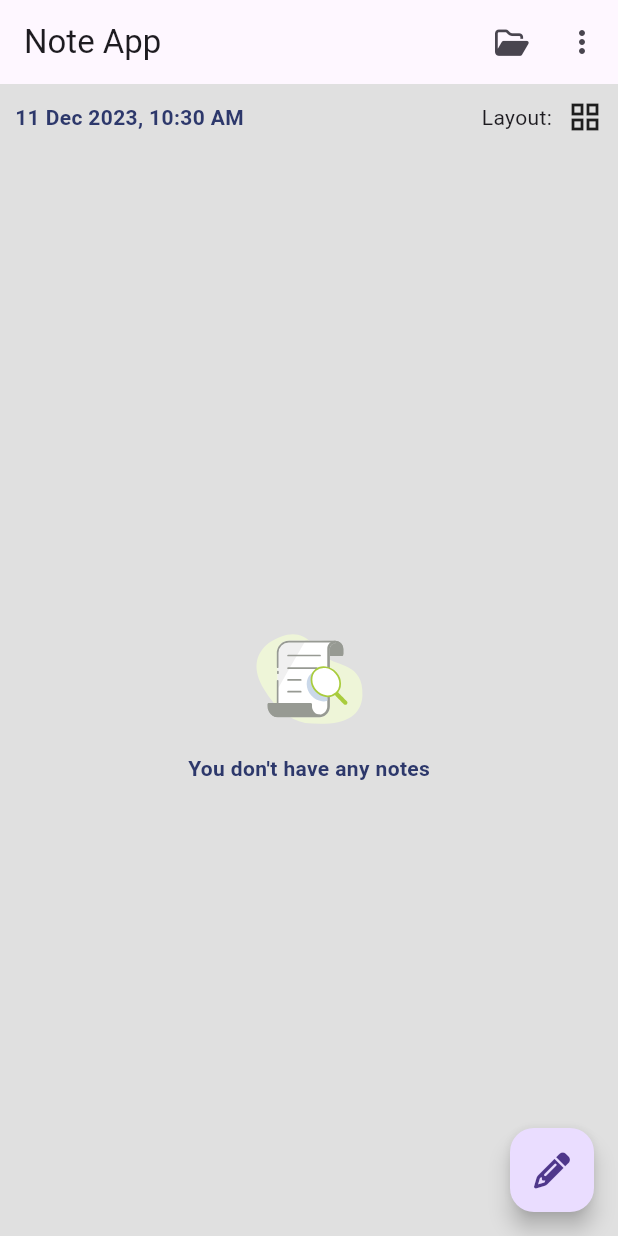
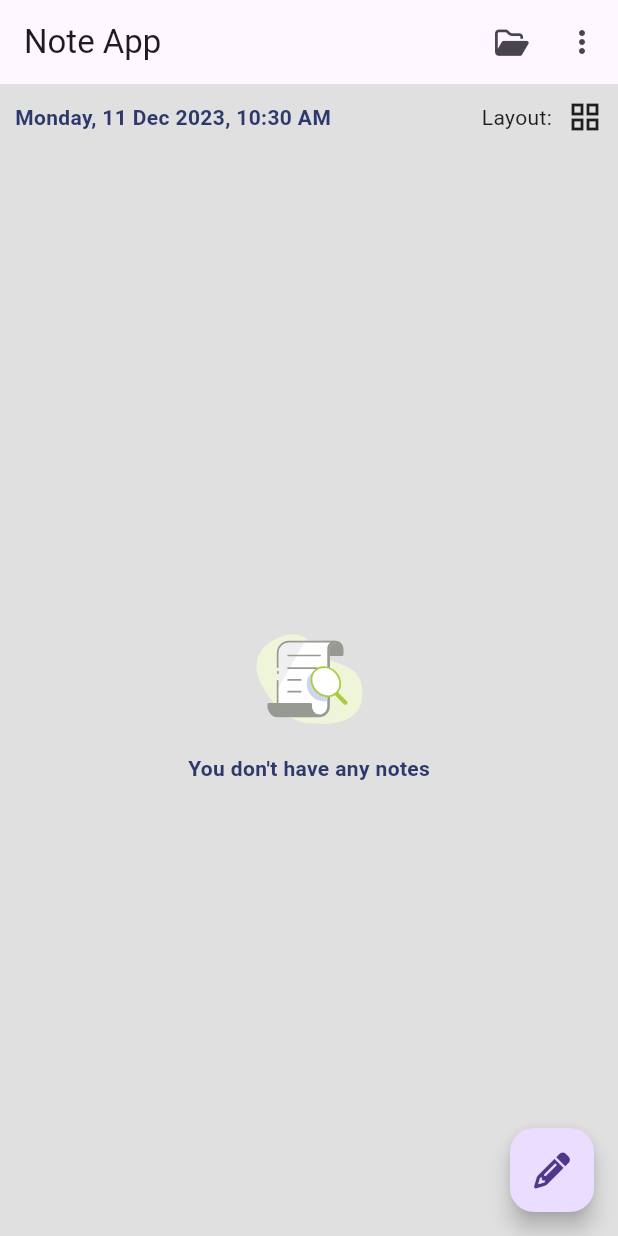
Before and after one commit to Angga-Nugraha/notes-app, a Flutter app: the screen it shows after launch, on a phone screen of 412 x 824 dp. Run offline on Flutter 3.47's test engine with Material 3 defaults, Android fonts, the phone set to English and light mode, and no system bars; our stand-ins replace animate_do, file_picker, flutter_bloc, font_awesome_flutter, get_it, hive and 6 more; accounts and stored records are empty.

Commit message:
add feature to save notes as PDF

```diff
--- a/lib/injection.dart
+++ b/lib/injection.dart
@@ -1,11 +1,16 @@
 import 'package:get_it/get_it.dart';
+import 'package:notes_app/data/pdf_repository_impl.dart';
 import 'package:notes_app/data/repository_impl.dart';
 import 'package:notes_app/repository/note_repository.dart';
+import 'package:notes_app/repository/pdf_repository.dart';
 import 'package:notes_app/view/bloc/notes_bloc/note_bloc.dart';
+import 'package:notes_app/view/bloc/pdf_bloc/pdf_bloc.dart';
 
 final locator = GetIt.instance;
 
 void init() {
   locator.registerFactory(() => NoteBloc(noteRepository: locator()));
+  locator.registerFactory(() => PDFBloc(pdfRepository: locator()));
   locator.registerLazySingleton<NoteRepository>(() => NoteRepositoryImpl());
+  locator.registerLazySingleton<PDFRepository>(() => PDFRepositoryImpl());
 }
--- a/lib/main.dart
+++ b/lib/main.dart
@@ -4,6 +4,7 @@ import 'package:flutter_bloc/flutter_bloc.dart';
 import 'package:hive_flutter/hive_flutter.dart';
 import 'package:notes_app/data/model/notes_model.dart';
 import 'package:notes_app/view/bloc/notes_bloc/note_bloc.dart';
+import 'package:notes_app/view/bloc/pdf_bloc/pdf_bloc.dart';
 import "injection.dart" as di;
 
 import 'view/home_page.dart';
@@ -32,6 +33,9 @@ class MyApp extends StatelessWidget {
       providers: [
         BlocProvider(
           create: (_) => di.locator<NoteBloc>(),
+        ),
+        BlocProvider(
+          create: (_) => di.locator<PDFBloc>(),
         )
       ],
       child: MaterialApp(
--- /dev/null
+++ b/lib/repository/pdf_repository.dart
@@ -0,0 +1,3 @@
+abstract class PDFRepository {
+  Future<void> saveAsPdf(Map<String, dynamic> data);
+}
--- a/lib/utils/constants.dart
+++ b/lib/utils/constants.dart
@@ -11,7 +11,8 @@ List<Color> color = [
 ];
 final DateFormat dateFormat = DateFormat('d MMM yyy, h:mm a');
 
-// final DateFormat dateFormat = DateFormat('EEEE, d MMM yyy, h:mm a');
+final DateFormat dateFullFormat = DateFormat('EEEE, d MMM yyy, h:mm a');
+
 enum ActionType {
   addNote,
   editNote,
--- /dev/null
+++ b/lib/view/bloc/pdf_bloc/pdf_bloc.dart
@@ -0,0 +1,17 @@
+import 'package:flutter/foundation.dart';
+import 'package:flutter_bloc/flutter_bloc.dart';
+import 'package:notes_app/repository/pdf_repository.dart';
+
+part 'pdf_event.dart';
+part 'pdf_state.dart';
+
+class PDFBloc extends Bloc<PDFEvent, PDFState> {
+  PDFRepository pdfRepository;
+
+  PDFBloc({required this.pdfRepository}) : super(PDFInitial()) {
+    on<SaveAsPdf>((event, emit) async {
+      await pdfRepository.saveAsPdf(event.data);
+      emit(PDFSucces());
+    });
+  }
+}
--- /dev/null
+++ b/lib/view/bloc/pdf_bloc/pdf_event.dart
@@ -0,0 +1,9 @@
+part of 'pdf_bloc.dart';
+
+sealed class PDFEvent {}
+
+final class SaveAsPdf extends PDFEvent {
+  Map<String, dynamic> data;
+
+  SaveAsPdf(this.data);
+}
--- /dev/null
+++ b/lib/view/bloc/pdf_bloc/pdf_state.dart
@@ -0,0 +1,8 @@
+part of 'pdf_bloc.dart';
+
+@immutable
+sealed class PDFState {}
+
+final class PDFInitial extends PDFState {}
+
+final class PDFSucces extends PDFState {}
--- a/lib/view/components/custom_popup.dart
+++ b/lib/view/components/custom_popup.dart
@@ -2,10 +2,10 @@ part of 'components_helper.dart';
 
 PopupMenuButton<int> customPopup(
   BuildContext context, {
+  required String title1,
   required IconData icon1,
-  required IconData icon2,
-  required String title1,
-  required String title2,
+  String? title2,
+  IconData? icon2,
   required Function(int) onSelected,
 }) {
   return PopupMenuButton(
@@ -27,7 +27,9 @@ PopupMenuButton<int> customPopup(
           ),
           PopupMenuItem(
             value: 1,
-            child: Row(
+            child: title2 == null
+                ? const SizedBox()
+                : Row(
                     mainAxisAlignment: MainAxisAlignment.spaceBetween,
                     children: [
                       Icon(
--- a/lib/view/home_page.dart
+++ b/lib/view/home_page.dart
@@ -28,9 +28,8 @@ class _HomePageState extends State<HomePage> {
   bool isGridView = true;
 
   void _pickDocument() async {
-    if (await Permission.manageExternalStorage.isDenied) {
-      await Permission.manageExternalStorage.request();
-    }
+    await Permission.manageExternalStorage.request();
+
     FilePickerResult? result = await FilePicker.platform.pickFiles(
       type: FileType.custom,
       allowedExtensions: ['pdf'],
@@ -74,9 +73,9 @@ class _HomePageState extends State<HomePage> {
             duration: const Duration(milliseconds: 700),
             child: customPopup(
               context,
-              icon1: Icons.note_add,
+              icon1: FontAwesomeIcons.noteSticky,
               title1: 'Add Note',
-              icon2: Icons.settings,
+              icon2: FontAwesomeIcons.gear,
               title2: 'Settings',
               onSelected: (value) {
                 switch (value) {
@@ -109,7 +108,7 @@ class _HomePageState extends State<HomePage> {
                     TimerBuilder.periodic(const Duration(seconds: 1),
                         builder: (context) {
                       return Text(
-                        dateFormat.format(DateTime.now()),
+                        dateFullFormat.format(DateTime.now()),
                         style: const TextStyle(
                             color: Color(0xff2d386b),
                             fontSize: 14,
@@ -191,51 +190,4 @@ class _HomePageState extends State<HomePage> {
           child: const Icon(FontAwesomeIcons.pencil)),
     );
   }
-
-  // PopupMenuButton<int> customPopup(BuildContext context) {
-  //   return PopupMenuButton(
-  //     shape: RoundedRectangleBorder(borderRadius: BorderRadius.circular(15.0)),
-  //     itemBuilder: (context) {
-  //       return [
-  //         PopupMenuItem(
-  //           value: 0,
-  //           child: Row(
-  //             children: [
-  //               Icon(
-  //                 Icons.note_add,
-  //                 color: Theme.of(context).colorScheme.primary,
-  //               ),
-  //               const Text('New Note'),
-  //             ],
-  //           ),
-  //         ),
-  //         const PopupMenuItem(
-  //           value: 1,
-  //           child: Row(
-  //             children: [
-  //               Icon(
-  //                 Icons.settings,
-  //                 color: Colors.black,
-  //               ),
-  //               Text('Settings'),
-  //             ],
-  //           ),
-  //         ),
-  //       ];
-  //     },
-  //     onSelected: (value) {
-  //       switch (value) {
-  //         case 0:
-  //           Navigator.push(
-  //               context,
-  //               MaterialPageRoute(
-  //                 builder: (context) => const ViewNoteForm(),
-  //               ));
-  //         case 1:
-  //           break;
-  //         default:
-  //       }
-  //     },
-  //   );
-  // }
 }
```
Also changed, not shown: lib/data/pdf_repository_impl.dart (added, +50 -0 lines), lib/view/components/custom_snackbar.dart (+6 -1 lines), lib/view/view_note_form.dart (+15 -10 lines), pubspec.yaml (+7 -6 lines), assets/fonts/Roboto-Bold.ttf (added), assets/fonts/Roboto-Regular.ttf (added), pubspec.lock, 1 other file. Lines whose indentation alone changed are shown as unchanged.
